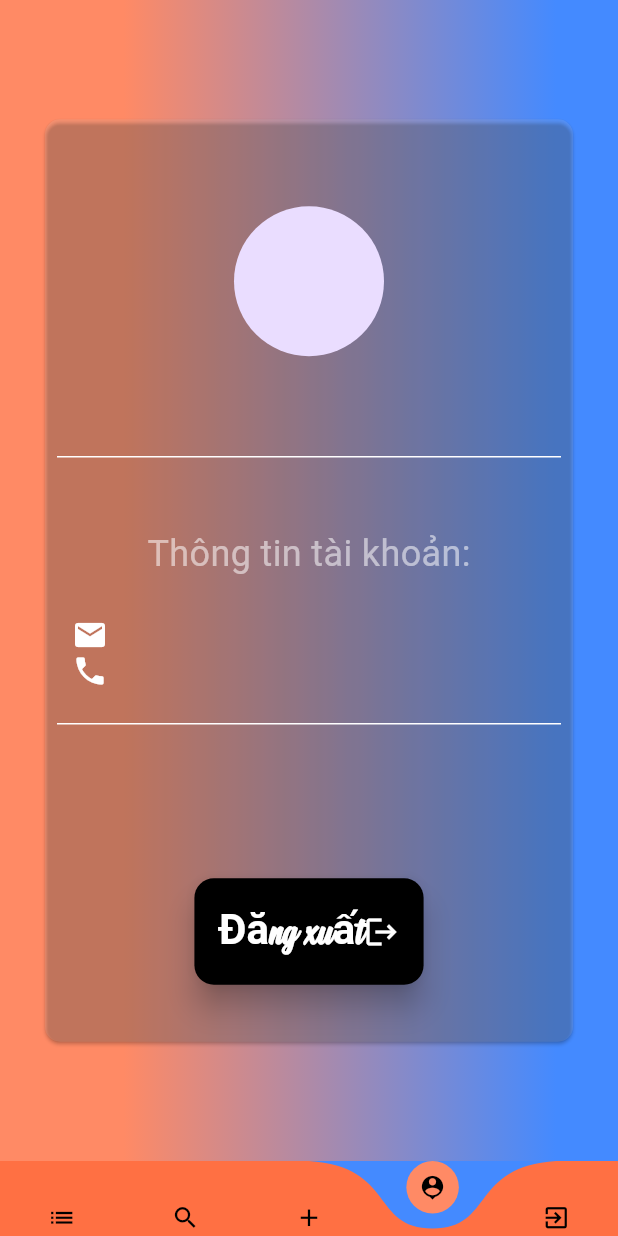
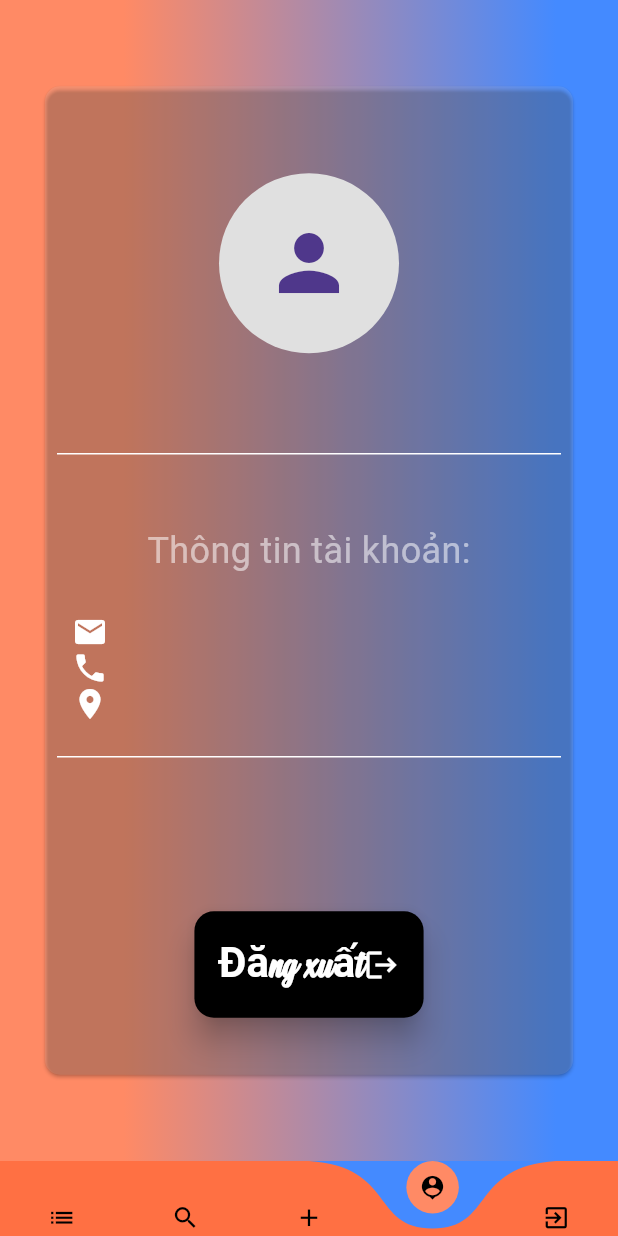
Before and after one commit to MinhNguyenlmh/Do_an_co_so_Freelanncer_App, a Flutter app: the screen it shows once a user with an empty profile is signed in, item 4 of the bottom bar chosen, on a phone screen of 412 x 824 dp. Run offline on Flutter 3.47's test engine with Material 3 defaults, Android fonts, the phone set to English and light mode, and no system bars; drawn by our look-alikes of curved_navigation_bar; our stand-ins replace cached_network_image, cloud_firestore, firebase_auth, firebase_core, firebase_storage, fluttericon and 3 more; accounts and stored records are empty; network calls fail.

Commit message:
Update profile_company.dart

```diff
--- a/lib/Search/profile_company.dart
+++ b/lib/Search/profile_company.dart
@@ -26,6 +26,7 @@ class _ProfileScreenState extends State<ProfileScreen> {
   String phoneNumber = '';
   String imageUrl = '';
   String joinedAt = '';
+  String location = ''; // New field for location
   bool _isLoading = false;
   bool _isSameUser = false;
 
@@ -46,6 +47,7 @@ class _ProfileScreenState extends State<ProfileScreen> {
           email = userDoc.get('email');
           phoneNumber = userDoc.get('phoneNumber');
           imageUrl = userDoc.get('userImage');
+          location = userDoc.get('location'); // Fetch location
           Timestamp joinedAtTimeStamp = userDoc.get('createAt');
           var joinedDate = joinedAtTimeStamp.toDate();
           joinedAt = '${joinedDate.year} - ${joinedDate.month} - ${joinedDate.day}';
@@ -98,7 +100,7 @@ class _ProfileScreenState extends State<ProfileScreen> {
     required Color color,
     required Function fct,
     required IconData icon
-}){
+  }) {
     return CircleAvatar(
       backgroundColor: color,
       radius: 30,
@@ -110,7 +112,7 @@ class _ProfileScreenState extends State<ProfileScreen> {
             icon,
             color: color,
           ),
-          onPressed: (){
+          onPressed: () {
             fct();
           },
         ),
@@ -118,12 +120,12 @@ class _ProfileScreenState extends State<ProfileScreen> {
     );
   }
 
-  void _openWhatsAppChat() async{
+  void _openWhatsAppChat() async {
     var url = 'https://wa.me/$phoneNumber?text=Hello';
     launchUrlString(url);
   }
 
-  void _mailTo() async{
+  void _mailTo() async {
     final Uri paramas = Uri(
       scheme: 'mailto',
       path: email,
@@ -133,11 +135,29 @@ class _ProfileScreenState extends State<ProfileScreen> {
     launchUrlString(url);
   }
 
-  void _callPhoneNumber() async{
+  void _callPhoneNumber() async {
     var url = 'tel://$phoneNumber';
     launchUrlString(url);
   }
 
+  void _showFullImage(String imageUrl) {
+    showDialog(
+      context: context,
+      builder: (ctx) => Dialog(
+        backgroundColor: Colors.transparent,
+        child: Container(
+          child: GestureDetector(
+            onTap: () {
+              Navigator.of(ctx).pop();
+            },
+            child: Center(
+              child: Image.network(imageUrl),
+            ),
+          ),
+        ),
+      ),
+    );
+  }
 
   @override
   Widget build(BuildContext context) {
@@ -180,11 +200,20 @@ class _ProfileScreenState extends State<ProfileScreen> {
                             alignment: Alignment.center,
                             child: Column(
                               children: [
-                                CircleAvatar(
+                                GestureDetector(
+                                  onTap: () {
+                                    _showFullImage(imageUrl);
+                                  },
+                                  child: CircleAvatar(
                                     backgroundImage: imageUrl.isNotEmpty
                                         ? NetworkImage(imageUrl)
                                         : null,
-                                  radius: 50,
+                                    radius: 60, // Increased size
+                                    backgroundColor: Colors.grey[300],
+                                    child: imageUrl.isEmpty
+                                        ? Icon(Icons.person, size: 60)
+                                        : null,
+                                  ),
                                 ),
                                 SizedBox(height: 10),
                                 Text(
@@ -223,7 +252,13 @@ class _ProfileScreenState extends State<ProfileScreen> {
                                     content: phoneNumber,
                                   ),
                                 ),
-
+                                Padding(
+                                  padding: const EdgeInsets.only(left: 10),
+                                  child: userInfo(
+                                    icon: Icons.location_on,
+                                    content: location,
+                                  ),
+                                ),
                                 const SizedBox(height: 15),
                                 const Divider(
                                   thickness: 1,
@@ -232,33 +267,32 @@ class _ProfileScreenState extends State<ProfileScreen> {
                                 const SizedBox(height: 35),
                                 _isSameUser
                                     ? Container()
-                                :Row(
+                                    : Row(
                                   mainAxisAlignment: MainAxisAlignment.spaceAround,
                                   children: [
                                     _contactBy(
                                       color: Colors.green,
-                                        fct: (){
+                                      fct: () {
                                         _openWhatsAppChat();
                                       },
                                       icon: FontAwesome.whatsapp,
                                     ),
                                     _contactBy(
                                       color: Colors.red,
-                                      fct: (){
+                                      fct: () {
                                         _mailTo();
                                       },
                                       icon: Icons.mail_outline,
                                     ),
                                     _contactBy(
                                       color: Colors.purple,
-                                      fct: (){
+                                      fct: () {
                                         _callPhoneNumber();
                                       },
                                       icon: Icons.call,
                                     )
                                   ],
                                 ),
-
                                 const SizedBox(height: 30),
                                 const SizedBox(height: 30),
                                 !_isSameUser
@@ -305,7 +339,6 @@ class _ProfileScreenState extends State<ProfileScreen> {
                       ),
                     ),
                   ),
-
                 ],
               ),
             ),
```
Lines whose indentation alone changed are shown as unchanged.
